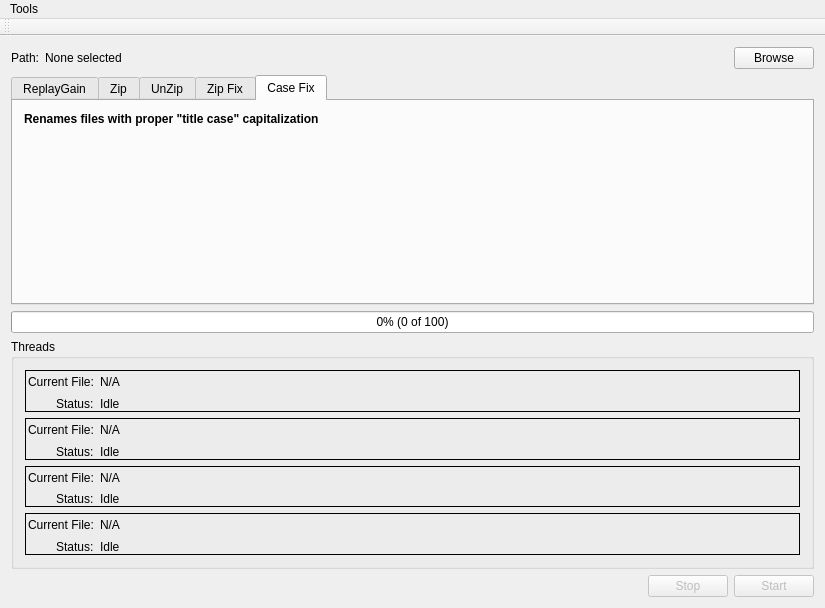
OpenKJ/OpenKJTools, file mainwindow.ui: the form before one commit.
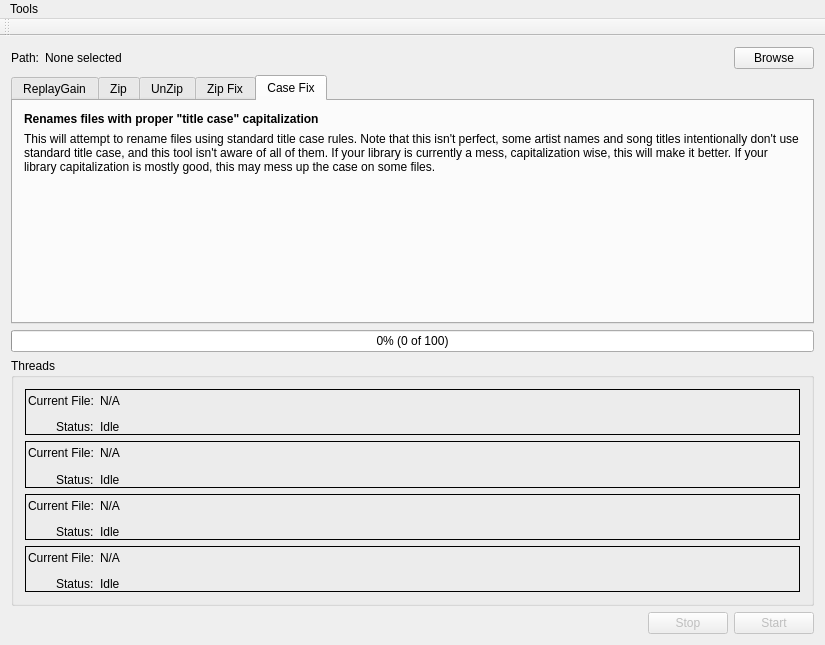
The form after the commit. The open tabs and pages were chosen to show the change. Icons and pictures are not drawn.

Commit message: Fix KaraokeRG not being able to replace files on Windows

What changed in the file:
```diff
--- a/mainwindow.ui
+++ b/mainwindow.ui
@@ -7,7 +7,7 @@
     <x>0</x>
     <y>0</y>
     <width>825</width>
-    <height>608</height>
+    <height>645</height>
    </rect>
   </property>
   <property name="windowTitle">
@@ -377,6 +377,16 @@
           </property>
          </widget>
         </item>
+        <item>
+         <widget class="QLabel" name="label_3">
+          <property name="text">
+           <string>&lt;html&gt;&lt;head/&gt;&lt;body&gt;&lt;p&gt;This will attempt to rename files using standard title case rules. Note that this isn't perfect, some artist names and song titles intentionally don't use standard title case, and this tool isn't aware of all of them. If your library is currently a mess, capitalization wise, this will make it better. If your library capitalization is mostly good, this may mess up the case on some files.&lt;/p&gt;&lt;/body&gt;&lt;/html&gt;</string>
+          </property>
+          <property name="wordWrap">
+           <bool>true</bool>
+          </property>
+         </widget>
+        </item>
         <item>
          <spacer name="verticalSpacer_5">
           <property name="orientation">
```
Left out of the diff: 2 changed lines with no effect on the pictures. The commit also changes 7 other files.
